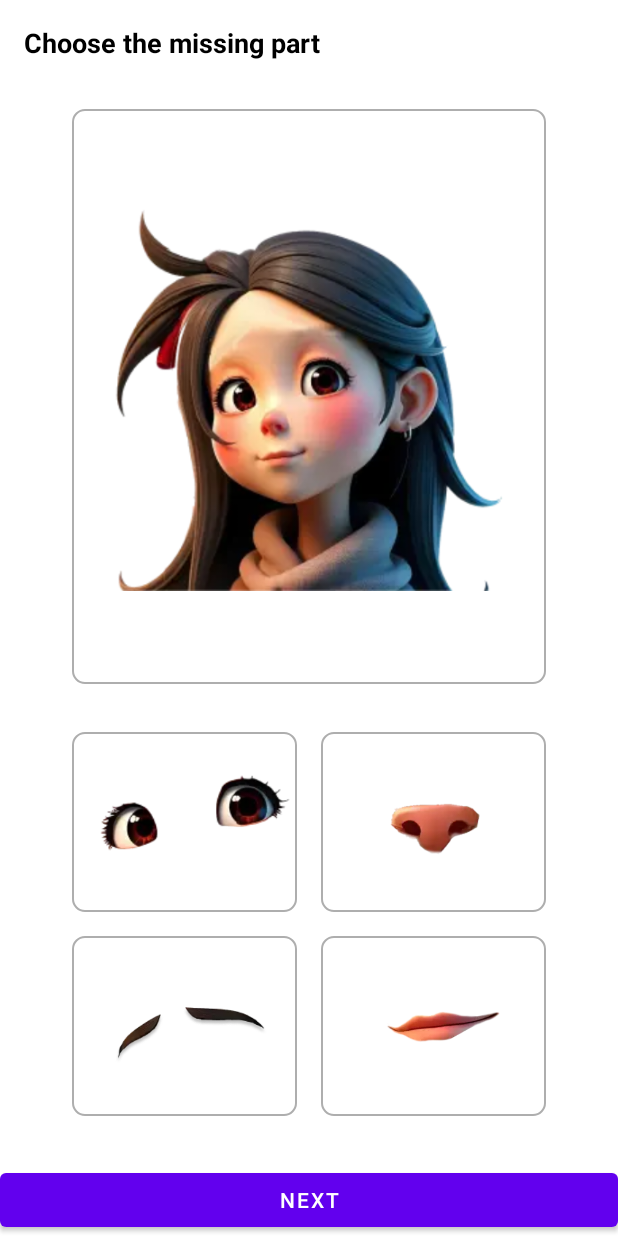
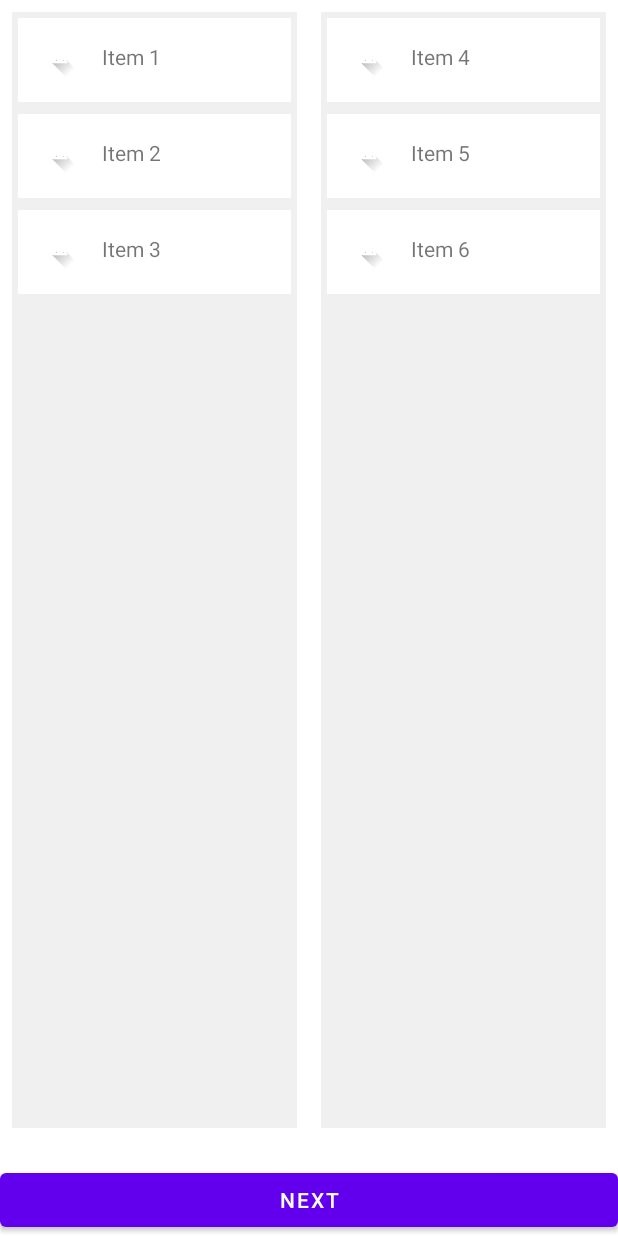
Before and after one commit to sanmay321/Anganwadi-Tablet-App, an Android app: the screen it shows after launch (CognitiveActivity), after a tap on "NEXT", on a phone screen of 412 x 824 dp. Run offline under Robolectric (Android 15) with nearby library versions, the phone set to English and light mode, and no system bars; our stand-ins replace Firebase (no records; nobody signed in at launch, a user with empty details on screens opened directly).

Commit message:
second commit

```diff
--- /dev/null
+++ b/app/src/main/java/com/anganwadi/app/ItemAdapter.kt
@@ -0,0 +1,50 @@
+package com.anganwadi.app
+
+import android.view.LayoutInflater
+import android.view.MotionEvent
+import android.view.ViewGroup
+import androidx.recyclerview.widget.RecyclerView
+import com.anganwadi.app.databinding.ItemLayoutBinding
+
+class ItemAdapter(
+    private var items: MutableList<String>
+) : RecyclerView.Adapter<ItemAdapter.ItemViewHolder>() {
+
+    inner class ItemViewHolder(val binding: ItemLayoutBinding) :
+        RecyclerView.ViewHolder(binding.root) {
+
+        fun bind(text: String) {
+            binding.textView.text = text
+        }
+    }
+
+    override fun onCreateViewHolder(parent: ViewGroup, viewType: Int): ItemViewHolder {
+        val binding = ItemLayoutBinding.inflate(
+            LayoutInflater.from(parent.context),
+            parent,
+            false
+        )
+        return ItemViewHolder(binding)
+    }
+
+    override fun onBindViewHolder(holder: ItemViewHolder, position: Int) {
+        holder.bind(items[position])
+    }
+
+    override fun getItemCount() = items.size
+
+    fun removeItem(position: Int): String {
+        val item = items.removeAt(position)
+        notifyItemRemoved(position)
+        return item
+    }
+
+    fun addItem(item: String) {
+        items.add(item)
+        notifyItemInserted(items.size - 1)
+    }
+    fun addItem(position : Int, item: String) {
+        items.add(position,item)
+        notifyItemInserted(position)
+    }
+}
--- a/app/src/main/java/com/anganwadi/app/ui/CognitiveActivity.kt
+++ b/app/src/main/java/com/anganwadi/app/ui/CognitiveActivity.kt
@@ -4,6 +4,7 @@ import android.os.Bundle
 import androidx.appcompat.app.AppCompatActivity
 import androidx.fragment.app.Fragment
 import com.anganwadi.app.databinding.ActivityCognitiveBinding
+import com.anganwadi.app.ui.fragment.CognitiveTaskSecondFragment
 import com.anganwadi.app.ui.fragment.CognitiveTaskThirdFragment
 import com.anganwadi.app.ui.fragment.CognitivieTaskFirstFragment
 
@@ -19,7 +20,7 @@ class CognitiveActivity : AppCompatActivity() {
             replaceFragment(CognitivieTaskFirstFragment())
         }
         binding.btnNext.setOnClickListener {
-            replaceFragment(CognitiveTaskThirdFragment())
+            replaceFragment(CognitiveTaskSecondFragment())
         }
     }
     private fun replaceFragment(fragment: Fragment) {
--- /dev/null
+++ b/app/src/main/java/com/anganwadi/app/ui/fragment/CognitiveTaskSecondFragment.kt
@@ -0,0 +1,152 @@
+package com.anganwadi.app.ui.fragment
+
+import android.os.Bundle
+import android.view.DragEvent
+import android.view.LayoutInflater
+import android.view.View
+import android.view.ViewGroup
+import androidx.core.content.ContextCompat
+import androidx.recyclerview.widget.ItemTouchHelper
+import androidx.recyclerview.widget.LinearLayoutManager
+import androidx.recyclerview.widget.RecyclerView
+import com.anganwadi.app.BaseFragment
+import com.anganwadi.app.DragCallback
+//import com.anganwadi.app.DragHelper
+import com.anganwadi.app.ItemAdapter
+import com.anganwadi.app.R
+import com.anganwadi.app.databinding.FragmentCognitiveTaskSecondBinding
+import com.anganwadi.app.databinding.FragmentCognitiveTastThirdBinding
+
+class CognitiveTaskSecondFragment : BaseFragment() {
+    private var _binding: FragmentCognitiveTaskSecondBinding? = null
+    private val binding get() = _binding!!
+    private lateinit var adapter1: ItemAdapter
+    private lateinit var adapter2: ItemAdapter
+    private var draggedItem: String? = null
+    private var dragSourceAdapter: ItemAdapter? = null
+    private lateinit var itemTouchHelper: ItemTouchHelper
+    override fun onCreateView(
+        inflater: LayoutInflater,
+        container: ViewGroup?,
+        savedInstanceState: Bundle?
+    ): View {
+        _binding = FragmentCognitiveTaskSecondBinding.inflate(inflater, container, false)
+        return binding.root
+    }
+
+    override fun onViewCreated(view: View, savedInstanceState: Bundle?) {
+        super.onViewCreated(view, savedInstanceState)
+        setupRecyclerViews()
+    }
+
+    private fun setupRecyclerViews() {
+        // Initialize lists with sample data
+        val list1 = mutableListOf("Item 1", "Item 2", "Item 3")
+        val list2 = mutableListOf("Item 4", "Item 5", "Item 6")
+
+        // Setup first RecyclerView
+        adapter1 = ItemAdapter(list1)
+        binding.recyclerView1.apply {
+            layoutManager = LinearLayoutManager(requireActivity())
+            adapter = adapter1
+            setDragListener(adapter1)
+        }
+
+        // Setup second RecyclerView
+        adapter2 = ItemAdapter(list2)
+        binding.recyclerView2.apply {
+            layoutManager = LinearLayoutManager(requireActivity())
+            adapter = adapter2
+            setDragListener(adapter2)
+        }
+
+        setupDropZones()
+    }
+
+    private fun RecyclerView.setDragListener(adapter: ItemAdapter) {
+        val touchHelper = ItemTouchHelper(object : ItemTouchHelper.SimpleCallback(
+            ItemTouchHelper.UP or ItemTouchHelper.DOWN or ItemTouchHelper.START or ItemTouchHelper.END,
+            0
+        ) {
+            override fun onMove(
+                recyclerView: RecyclerView,
+                viewHolder: RecyclerView.ViewHolder,
+                target: RecyclerView.ViewHolder
+            ): Boolean {
+                return true
+            }
+
+            override fun onSwiped(viewHolder: RecyclerView.ViewHolder, direction: Int) {}
+
+            override fun onSelectedChanged(viewHolder: RecyclerView.ViewHolder?, actionState: Int) {
+                super.onSelectedChanged(viewHolder, actionState)
+                if (actionState == ItemTouchHelper.ACTION_STATE_DRAG) {
+                    viewHolder?.let {
+                        viewHolder.itemView.alpha = 0.5f
+                        dragSourceAdapter = adapter
+                        draggedItem = (viewHolder as ItemAdapter.ItemViewHolder)
+                            .binding.textView.text.toString()
+                    }
+                }
+            }
+
+            override fun clearView(
+                recyclerView: RecyclerView,
+                viewHolder: RecyclerView.ViewHolder
+            ) {
+                super.clearView(recyclerView, viewHolder)
+                viewHolder.itemView.alpha = 1.0f
+            }
+        })
+        touchHelper.attachToRecyclerView(this)
+    }
+
+    private fun setupDropZones() {
+        binding.recyclerView1.setOnDragListener { view, event ->
+            handleDrag(event, adapter1)
+        }
+
+        binding.recyclerView2.setOnDragListener { view, event ->
+            handleDrag(event, adapter2)
+        }
+    }
+
+    private fun handleDrag(event: DragEvent, targetAdapter: ItemAdapter): Boolean {
+        when (event.action) {
+            DragEvent.ACTION_DROP -> {
+                draggedItem?.let { item ->
+                    if (dragSourceAdapter != targetAdapter) {
+                        dragSourceAdapter?.let { sourceAdapter ->
+                            // Find and remove item from source adapter
+                            val position = findItemPosition(sourceAdapter, item)
+                            if (position != -1) {
+                                sourceAdapter.removeItem(position)
+                                targetAdapter.addItem(item)
+                            }
+                        }
+                    }
+                }
+                draggedItem = null
+                dragSourceAdapter = null
+                return true
+            }
+            DragEvent.ACTION_DRAG_ENDED -> {
+                draggedItem = null
+                dragSourceAdapter = null
+                return true
+            }
+            else -> return true
+        }
+    }
+
+    private fun findItemPosition(adapter: ItemAdapter, item: String): Int {
+        for (i in 0 until adapter.itemCount) {
+            val viewHolder = binding.recyclerView1.findViewHolderForAdapterPosition(i)
+                    as? ItemAdapter.ItemViewHolder
+            if (viewHolder?.binding?.textView?.text.toString() == item) {
+                return i
+            }
+        }
+        return -1
+    }
+}
--- /dev/null
+++ b/app/src/main/res/layout/fragment_cognitive_task_second.xml
@@ -0,0 +1,24 @@
+<?xml version="1.0" encoding="utf-8"?>
+<LinearLayout
+    xmlns:android="http://schemas.android.com/apk/res/android"
+    android:layout_width="match_parent"
+    android:layout_height="match_parent"
+    android:orientation="horizontal">
+
+    <androidx.recyclerview.widget.RecyclerView
+        android:id="@+id/recyclerView1"
+        android:layout_width="0dp"
+        android:layout_height="match_parent"
+        android:layout_weight="1"
+        android:layout_margin="8dp"
+        android:background="#F0F0F0"/>
+
+    <androidx.recyclerview.widget.RecyclerView
+        android:id="@+id/recyclerView2"
+        android:layout_width="0dp"
+        android:layout_height="match_parent"
+        android:layout_weight="1"
+        android:layout_margin="8dp"
+        android:background="#F0F0F0"/>
+
+</LinearLayout>
--- /dev/null
+++ b/app/src/main/res/layout/item_layout.xml
@@ -0,0 +1,25 @@
+<?xml version="1.0" encoding="utf-8"?>
+<LinearLayout
+    xmlns:android="http://schemas.android.com/apk/res/android"
+    android:layout_width="match_parent"
+    android:layout_height="wrap_content"
+    android:padding="16dp"
+    android:background="@android:color/white"
+    android:layout_margin="4dp"
+    android:orientation="horizontal">
+
+    <ImageView
+        android:id="@+id/dragHandle"
+        android:layout_width="24dp"
+        android:layout_height="24dp"
+        android:src="@drawable/ic_launcher_foreground"
+        android:layout_gravity="center_vertical"/>
+
+    <TextView
+        android:id="@+id/textView"
+        android:layout_width="0dp"
+        android:layout_height="wrap_content"
+        android:layout_weight="1"
+        android:layout_marginStart="16dp"/>
+
+</LinearLayout>
```
Also changed, not shown: app/src/main/java/com/anganwadi/app/DragCallback.kt (added, +103 -0 lines), app/src/main/java/com/anganwadi/app/DragHelper.kt (added, +125 -0 lines).
